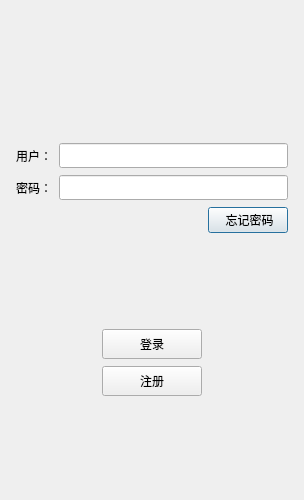
Old version of the form client/ui/logindialog.ui in the repository GedRelay/ChatCraft-Client.
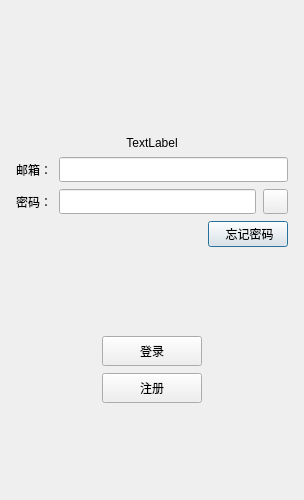
New version of the form. Icons and pictures are not drawn.

```diff
--- a/client/ui/logindialog.ui
+++ b/client/ui/logindialog.ui
@@ -75,6 +75,22 @@
        </property>
       </spacer>
      </item>
+     <item>
+      <widget class="QLabel" name="hint_label">
+       <property name="sizePolicy">
+        <sizepolicy hsizetype="Preferred" vsizetype="Preferred">
+         <horstretch>0</horstretch>
+         <verstretch>0</verstretch>
+        </sizepolicy>
+       </property>
+       <property name="text">
+        <string>TextLabel</string>
+       </property>
+       <property name="alignment">
+        <set>Qt::AlignCenter</set>
+       </property>
+      </widget>
+     </item>
      <item>
       <layout class="QHBoxLayout" name="horizontalLayout">
        <item>
@@ -92,7 +108,7 @@
           </size>
          </property>
          <property name="text">
-          <string>用户：</string>
+          <string>邮箱：</string>
          </property>
         </widget>
        </item>
@@ -151,6 +167,31 @@
          </property>
         </widget>
        </item>
+       <item>
+        <widget class="QPushButton" name="password_visible">
+         <property name="minimumSize">
+          <size>
+           <width>25</width>
+           <height>25</height>
+          </size>
+         </property>
+         <property name="maximumSize">
+          <size>
+           <width>25</width>
+           <height>25</height>
+          </size>
+         </property>
+         <property name="cursor">
+          <cursorShape>PointingHandCursor</cursorShape>
+         </property>
+         <property name="focusPolicy">
+          <enum>Qt::NoFocus</enum>
+         </property>
+         <property name="text">
+          <string/>
+         </property>
+        </widget>
+       </item>
       </layout>
      </item>
      <item>
```
Left out of the diff: 11 changed lines with no effect on the pictures.
